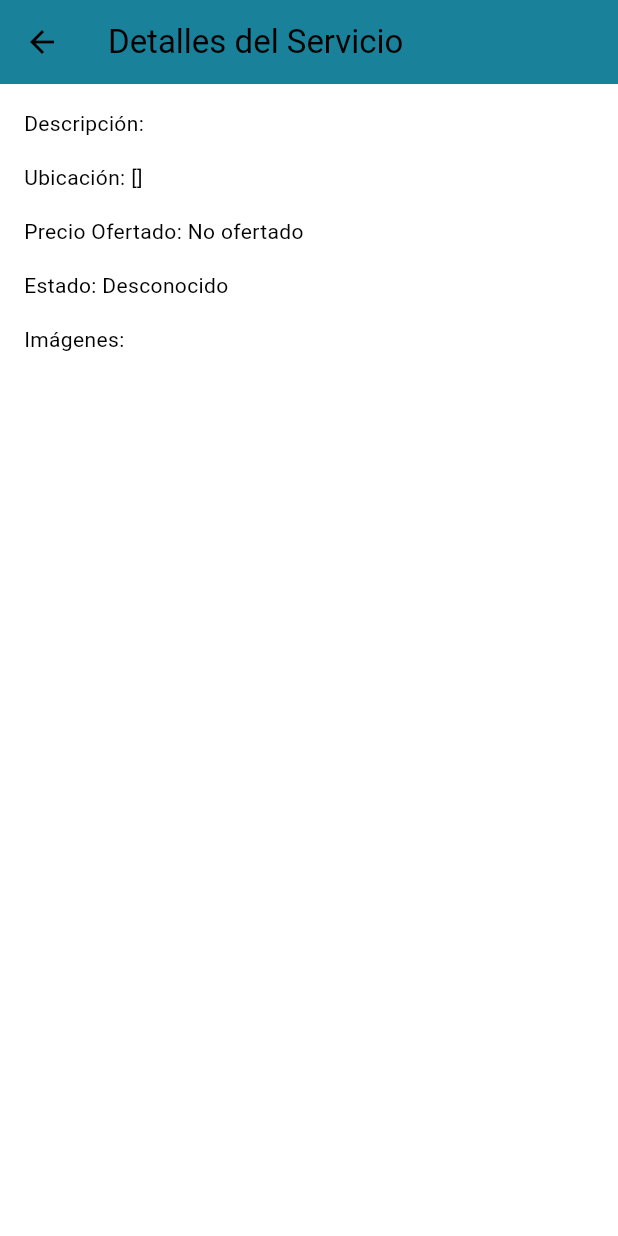
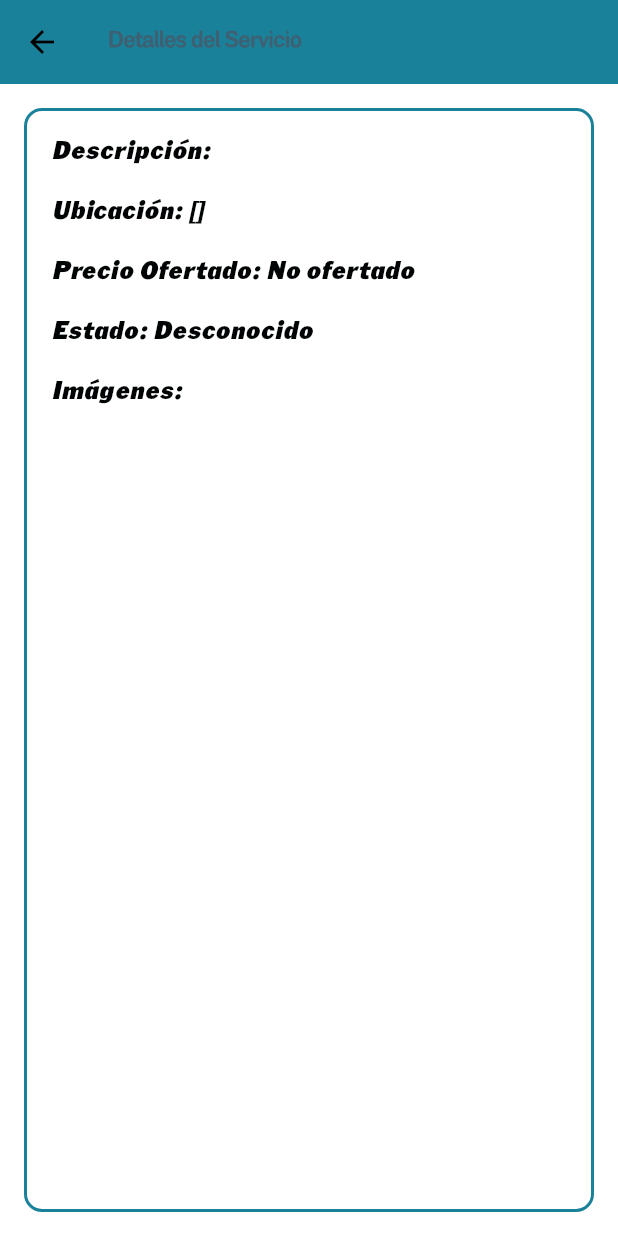
Before and after one commit to ManitoXpress/manitoscliente_new, a Flutter app: the ServiceFormWithTimeline screen opened directly with empty values, on a phone screen of 412 x 824 dp. Run offline on Flutter 3.47's test engine with Material 3 defaults, Android fonts, the phone set to English and light mode, and no system bars; our stand-ins replace cloud_firestore, firebase_auth, firebase_core, firebase_storage, flutter_screenutil, flutter_secure_storage and 13 more; missing offline and left inert: app_tracking_transparency, firebase_app_check, flutter_wizard, jwt_decode, searchbar_animation; accounts and stored records are empty; network calls fail; statements that could not run were skipped.

Commit message:
update 1.2.8
update 1.2.8

```diff
--- a/lib/utils/timeLines.dart
+++ b/lib/utils/timeLines.dart
@@ -1,9 +1,11 @@
 import 'package:cloud_firestore/cloud_firestore.dart';
 import 'package:flutter/material.dart';
+import 'package:google_fonts/google_fonts.dart';
 import 'package:manitoscliente_new/ServicesResponse/ResponseGet.dart';
 import 'package:manitoscliente_new/ServicesResponse/ResponsePost.dart';
 import 'package:manitoscliente_new/ServicesResponse/dataprofile.dart';
 import 'package:manitoscliente_new/ServicesResponse/resquest.dart';
+import 'package:manitoscliente_new/Styles/stilo.dart';
 import 'package:manitoscliente_new/utils/status.dart';
 import 'package:timeline_tile/timeline_tile.dart';
 
@@ -314,23 +316,47 @@ class _ServiceFormWithTimelineState extends State<ServiceFormWithTimeline> {
 
         return Scaffold(
           appBar: AppBar(
-            title: Text('Detalles del Servicio'),
+            title: Text(
+              'Detalles del Servicio',
+              style: MyTextStyles.ButtonTextStyle,
+            ),
           ),
           body: Padding(
             padding: EdgeInsets.all(16.0),
+            child: Container(
+              padding: EdgeInsets.all(16.0),
+              decoration: BoxDecoration(
+                border: Border.all(color: Color(0xFF1A819A), width: 2.0),
+                borderRadius: BorderRadius.circular(
+                    12.0), // Para bordes redondeados opcionalmente
+              ),
               child: Column(
                 crossAxisAlignment: CrossAxisAlignment.start,
                 children: [
-                Text('Descripción: ${serviceData['description'] ?? ''}'),
-                SizedBox(height: 16.0),
-                Text('Ubicación: ${serviceData['location'] ?? ''}'),
+                  Text(
+                    'Descripción:' '${serviceData['description'] ?? ''}',
+                    style: MyTextStyles.formServiceTextStyle,
+                  ),
                   SizedBox(height: 16.0),
                   Text(
-                    'Precio Ofertado: ${_fetchedOfferedPrice ?? 'No ofertado'}'),
+                    'Ubicación: ${serviceData['location'] ?? ''}',
+                    style: MyTextStyles.formServiceTextStyle,
+                  ),
                   SizedBox(height: 16.0),
-                Text('Estado: ${statusNames[_currentStatus] ?? 'Desconocido'}'),
+                  Text(
+                    'Precio Ofertado: ${_fetchedOfferedPrice ?? 'No ofertado'}',
+                    style: MyTextStyles.formServiceTextStyle,
+                  ),
                   SizedBox(height: 16.0),
-                Text('Imágenes:'),
+                  Text(
+                    'Estado: ${statusNames[_currentStatus] ?? 'Desconocido'}',
+                    style: MyTextStyles.formServiceTextStyle,
+                  ),
+                  SizedBox(height: 16.0),
+                  Text(
+                    'Imágenes:',
+                    style: MyTextStyles.formServiceTextStyle,
+                  ),
                   Expanded(
                     child: ListView.builder(
                       itemCount: imageFiles.length,
@@ -339,18 +365,17 @@ class _ServiceFormWithTimelineState extends State<ServiceFormWithTimeline> {
                           padding: const EdgeInsets.only(bottom: 8.0),
                           child: Image.network(
                             imageFiles[index],
-                          height: 80, // Reducción del tamaño de la imagen
-                          width: 80, // Reducción del tamaño de la imagen
+                            height: 80,
+                            width: 80,
                             fit: BoxFit.cover,
                           ),
                         );
                       },
                     ),
                   ),
-
                   SizedBox(height: 16.0),
                 if (_currentStatus == 'offer') ...[
-                  ElevatedButton(
+                  ElevatedButton.icon(
                     onPressed: () => _showDialog(
                       context,
                       'Aceptar Propuesta',
@@ -358,9 +383,22 @@ class _ServiceFormWithTimelineState extends State<ServiceFormWithTimeline> {
                       _acceptProposal,
                       'Aceptar',
                     ),
-                    child: Text('Aceptar Propuesta'),
+                    icon: Icon(Icons.energy_savings_leaf, color: Colors.white),
+                      label: Text(
+                    "Aceptar Propuesta",
+                    style: GoogleFonts.karla(
+                      color: Colors.white,
+                      fontSize: 16,
+                      fontWeight: FontWeight.bold,
                       ),
-                  ElevatedButton(
+                    ),
+                     style: ElevatedButton.styleFrom(
+                    backgroundColor: Color(0xFF1A819A),
+                    padding:
+                        EdgeInsets.symmetric(vertical: 12, horizontal: 25),
+                  ),
+                  ),
+                  ElevatedButton.icon(
                     onPressed: () => _showDialog(
                       context,
                       'Cancelar Trabajo',
@@ -368,11 +406,24 @@ class _ServiceFormWithTimelineState extends State<ServiceFormWithTimeline> {
                       _blockUserParticipation,
                       'Confirmar No Participar',
                     ),
-                    child: Text('Cancelar Trabajo'),
+                    icon: Icon(Icons.dangerous, color: Colors.white),
+                      label: Text(
+                    "Cancelar Trabajo",
+                    style: GoogleFonts.karla(
+                      color: Colors.white,
+                      fontSize: 16,
+                      fontWeight: FontWeight.bold,
+                    ),
+                      ),
+                       style: ElevatedButton.styleFrom(
+                    backgroundColor: Color(0xFF1A819A),
+                    padding:
+                        EdgeInsets.symmetric(vertical: 12, horizontal: 25),
+                  ),
                   ),
                 ] else if (_currentStatus == 'in_progress' ||
                     _currentStatus == 'available') ...[
-                  ElevatedButton(
+                  ElevatedButton.icon(
                     onPressed: () => _showDialog(
                       context,
                       'Cancelar Trabajo',
@@ -380,21 +431,61 @@ class _ServiceFormWithTimelineState extends State<ServiceFormWithTimeline> {
                       _blockUserParticipation,
                       'Confirmar No Participar',
                     ),
-                    child: Text('Cancelar Trabajo'),
+                    icon: Icon(Icons.dangerous, color: Colors.white),
+                      label: Text(
+                    "Cancelar Trabajo",
+                    style: GoogleFonts.karla(
+                      color: Colors.white,
+                      fontSize: 16,
+                      fontWeight: FontWeight.bold,
+                    ),
+                      ),
+                       style: ElevatedButton.styleFrom(
+                    backgroundColor: Color(0xFF1A819A),
+                    padding:
+                        EdgeInsets.symmetric(vertical: 12, horizontal: 25),
+                  ),
                   ),
                 ] else if (_currentStatus == 'pending_confirmation') ...[
-                  ElevatedButton(
+                  ElevatedButton.icon(
                     onPressed: () => _showConfirmCompletionDialog(context),
-                    child: Text('Confirmar Finalización'),
+                    icon: Icon(Icons.architecture, color: Colors.white),
+                      label: Text(
+                    "Confirmar Finalización",
+                    style: GoogleFonts.karla(
+                      color: Colors.white,
+                      fontSize: 16,
+                      fontWeight: FontWeight.bold,
                     ),
-                  ElevatedButton(
+                      ),
+                       style: ElevatedButton.styleFrom(
+                    backgroundColor: Color(0xFF1A819A),
+                    padding:
+                        EdgeInsets.symmetric(vertical: 12, horizontal: 25),
+                  ),
+                  ),
+                  ElevatedButton.icon(
                     onPressed: () => _showRejectCompletionDialog(context),
-                    child: Text('Rechazar Finalización'),
+                    icon: Icon(Icons.dangerous, color: Colors.white),
+                      label: Text(
+                    "Rechazar Finalización",
+                    style: GoogleFonts.karla(
+                      color: Colors.white,
+                      fontSize: 16,
+                      fontWeight: FontWeight.bold,
+                    ),
+                      ),
+                       style: ElevatedButton.styleFrom(
+                    backgroundColor: Color(0xFF1A819A),
+                    padding:
+                        EdgeInsets.symmetric(vertical: 12, horizontal: 25),
+                  ),
                   ),
                 ],
               ],
             ),
           ),
+        )
         );
       },
     );
```
Lines whose indentation alone changed are shown as unchanged.
